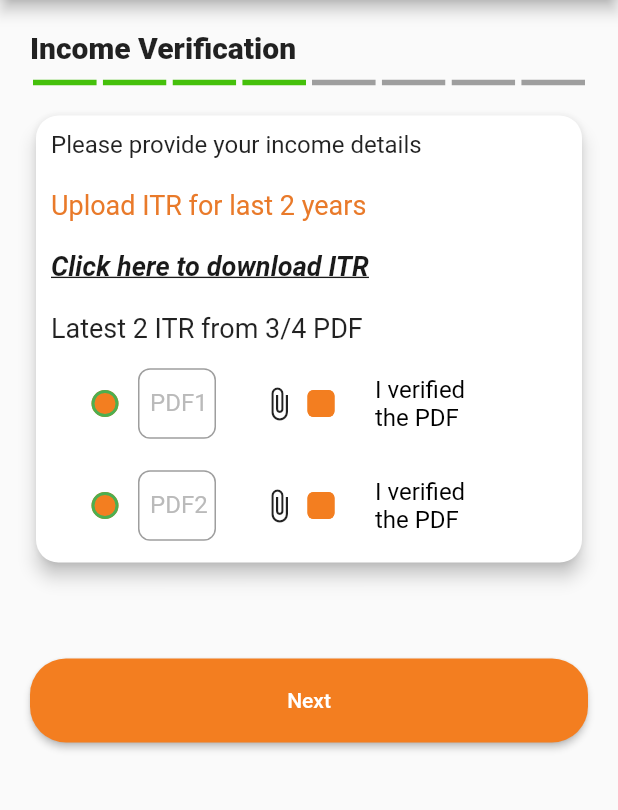
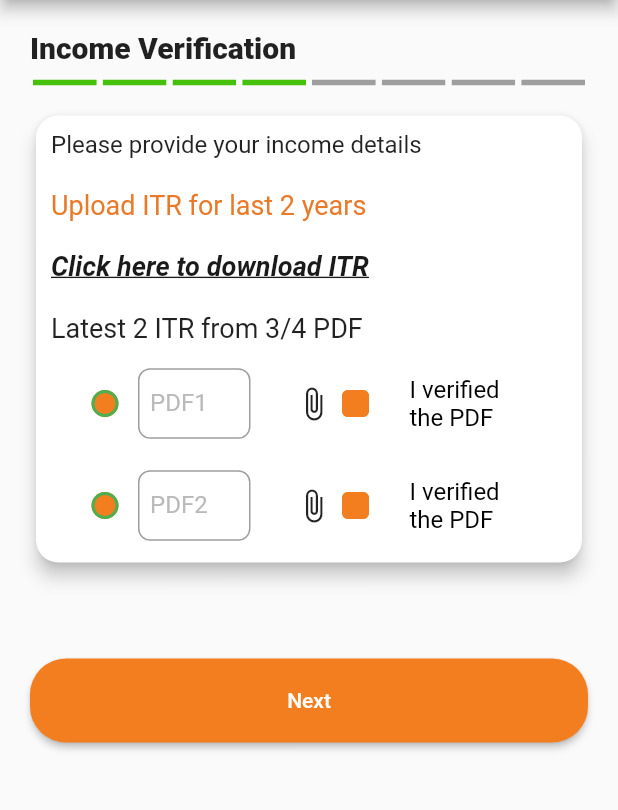
Before and after one commit to vaibhav7779/sar-hl, a Flutter app: the VerifyITR screen opened directly, on a phone screen of 412 x 824 dp, the part 84-894 px from its top. Run offline on Flutter 3.47's test engine with Material 2 defaults, Android fonts, the phone set to English and light mode, and no system bars; drawn by our look-alikes of step_progress_indicator; our stand-ins replace otp_text_field.

Commit message:
Bug Fixing

```diff
--- a/lib/components/verifyITR.dart
+++ b/lib/components/verifyITR.dart
@@ -180,9 +180,7 @@ class _VerifyITRState extends State<VerifyITR> {
                       Row(
                         mainAxisAlignment: MainAxisAlignment.spaceEvenly,
                         children: [
-                          SizedBox(
-                            width: 140,
-                            child: Expanded(
+                          Expanded(
                             child: Theme(
                               data: theme.copyWith(
                                   checkboxTheme: newCheckBoxTheme),
@@ -219,7 +217,6 @@ class _VerifyITRState extends State<VerifyITR> {
                               ),
                             ),
                           ),
-                          ),
                           const Padding(
                             padding: EdgeInsets.only(right: 4.0),
                             child: Icon(Icons.attach_file_outlined),
@@ -250,9 +247,7 @@ class _VerifyITRState extends State<VerifyITR> {
                         children: [
                           // start
 
-                          SizedBox(
-                            width: 140,
-                            child: Expanded(
+                          Expanded(
                             child: Theme(
                               data: theme.copyWith(
                                   checkboxTheme: newCheckBoxTheme),
@@ -283,7 +278,6 @@ class _VerifyITRState extends State<VerifyITR> {
                                           8.0, 14.0, 0, 14.0),
                                       filled: true,
                                       fillColor: Color(0xFFFFFFFF),
-                                      ),
                                     ),
                                   ),
                                 ),
```
Lines whose indentation alone changed are shown as unchanged.
